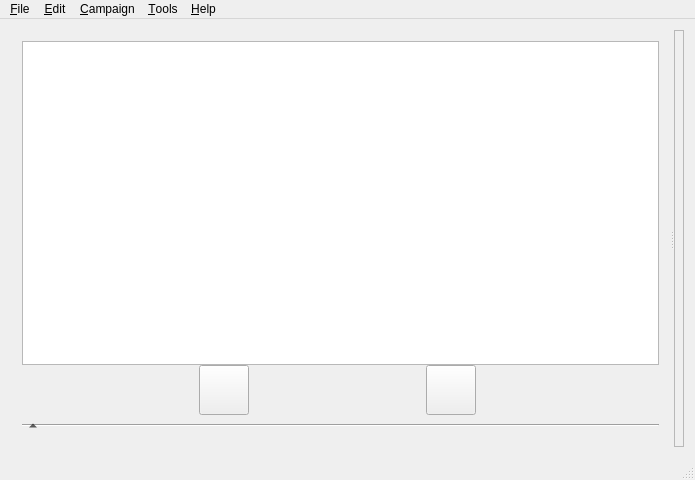
Above: DMHelper/src/mainwindow.ui from MMetze/DMHelper before the change. Below: the same form after it.
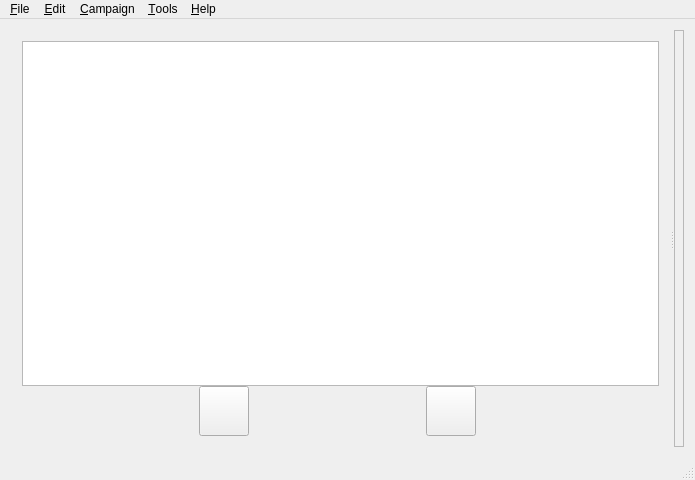
That is the form after the change. Icons and pictures are not drawn. Custom widgets are drawn as their Qt base class.

Diff of the .ui file:
```diff
--- a/DMHelper/src/mainwindow.ui
+++ b/DMHelper/src/mainwindow.ui
@@ -40,7 +40,7 @@
        <enum>Qt::Horizontal</enum>
       </property>
       <widget class="QWidget" name="layoutWidget">
-       <layout class="QVBoxLayout" name="verticalLayout" stretch="20,0,0,0">
+       <layout class="QVBoxLayout" name="verticalLayout" stretch="20,0,0">
         <property name="spacing">
          <number>0</number>
         </property>
@@ -175,53 +175,7 @@
          </layout>
         </item>
         <item>
-         <widget class="QFrame" name="frame">
-          <property name="frameShape">
-           <enum>QFrame::HLine</enum>
-          </property>
-          <property name="frameShadow">
-           <enum>QFrame::Sunken</enum>
-          </property>
-          <layout class="QVBoxLayout" name="dividerLayout">
-           <property name="spacing">
-            <number>0</number>
-           </property>
-           <property name="leftMargin">
-            <number>0</number>
-           </property>
-           <property name="topMargin">
-            <number>0</number>
-           </property>
-           <property name="rightMargin">
-            <number>0</number>
-           </property>
-           <property name="bottomMargin">
-            <number>0</number>
-           </property>
-           <item>
-            <widget class="QToolButton" name="btnCollapse">
-             <property name="text">
-              <string/>
-             </property>
-             <property name="iconSize">
-              <size>
-               <width>10</width>
-               <height>10</height>
-              </size>
-             </property>
-             <property name="autoRaise">
-              <bool>true</bool>
-             </property>
-             <property name="arrowType">
-              <enum>Qt::UpArrow</enum>
-             </property>
-            </widget>
-           </item>
-          </layout>
-         </widget>
-        </item>
-        <item>
-         <widget class="FearFrame" name="frameFear">
+         <widget class="OverlaysPreviewFrame" name="frameOverlays">
           <property name="frameShape">
            <enum>QFrame::StyledPanel</enum>
           </property>
@@ -551,9 +505,9 @@
    <container>1</container>
   </customwidget>
   <customwidget>
-   <class>FearFrame</class>
+   <class>OverlaysPreviewFrame</class>
    <extends>QFrame</extends>
-   <header>fearframe.h</header>
+   <header>overlayspreviewframe.h</header>
    <container>1</container>
   </customwidget>
  </customwidgets>
```
